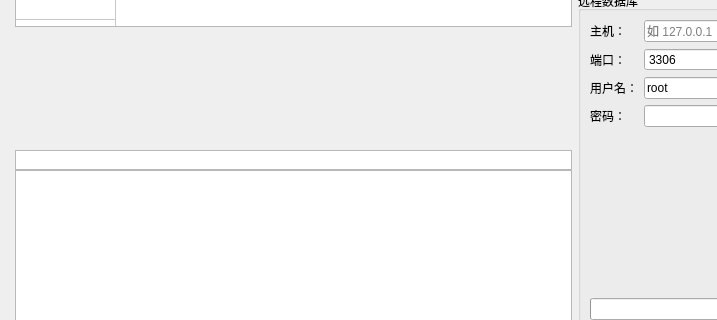
The window that datacompresswindow.ui (MrXiaomao/NeutronCamera) describes before a commit, drawn with Qt 5; both pictures show x 0 to 717 and y 598 to 918 of the 966 by 999 pixel window.
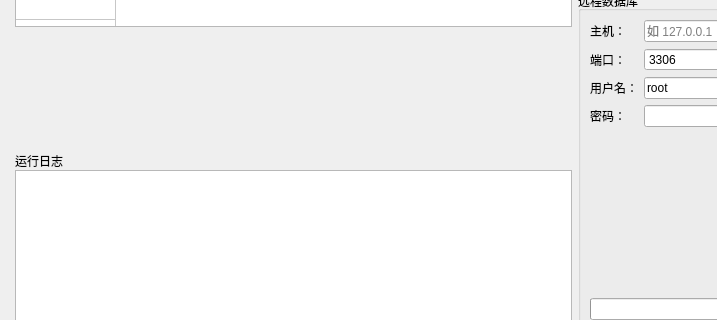
The same window after the commit. Icons and pictures are not drawn.

Diff of the .ui file:
```diff
--- a/datacompresswindow.ui
+++ b/datacompresswindow.ui
@@ -252,27 +252,9 @@
          </spacer>
         </item>
         <item>
-         <widget class="QGraphicsView" name="graphicsView">
-          <property name="sizePolicy">
-           <sizepolicy hsizetype="Expanding" vsizetype="Minimum">
-            <horstretch>0</horstretch>
-            <verstretch>0</verstretch>
-           </sizepolicy>
-          </property>
-          <property name="minimumSize">
-           <size>
-            <width>12</width>
-            <height>20</height>
-           </size>
-          </property>
-          <property name="maximumSize">
-           <size>
-            <width>16777215</width>
-            <height>40</height>
-           </size>
-          </property>
-          <property name="alignment">
-           <set>Qt::AlignLeading|Qt::AlignLeft|Qt::AlignTop</set>
+         <widget class="QLabel" name="label_17">
+          <property name="text">
+           <string>运行日志</string>
           </property>
          </widget>
         </item>
```
Left out of the diff: 12 changed lines with no effect on the pictures.
